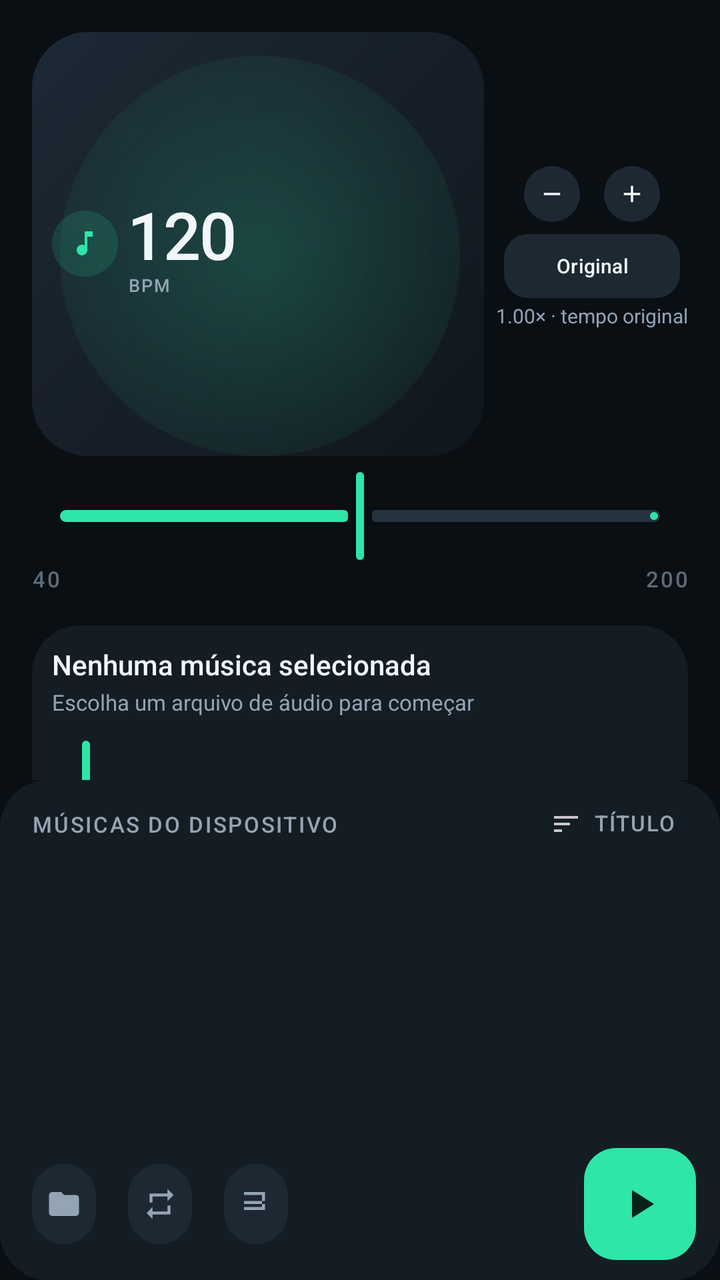
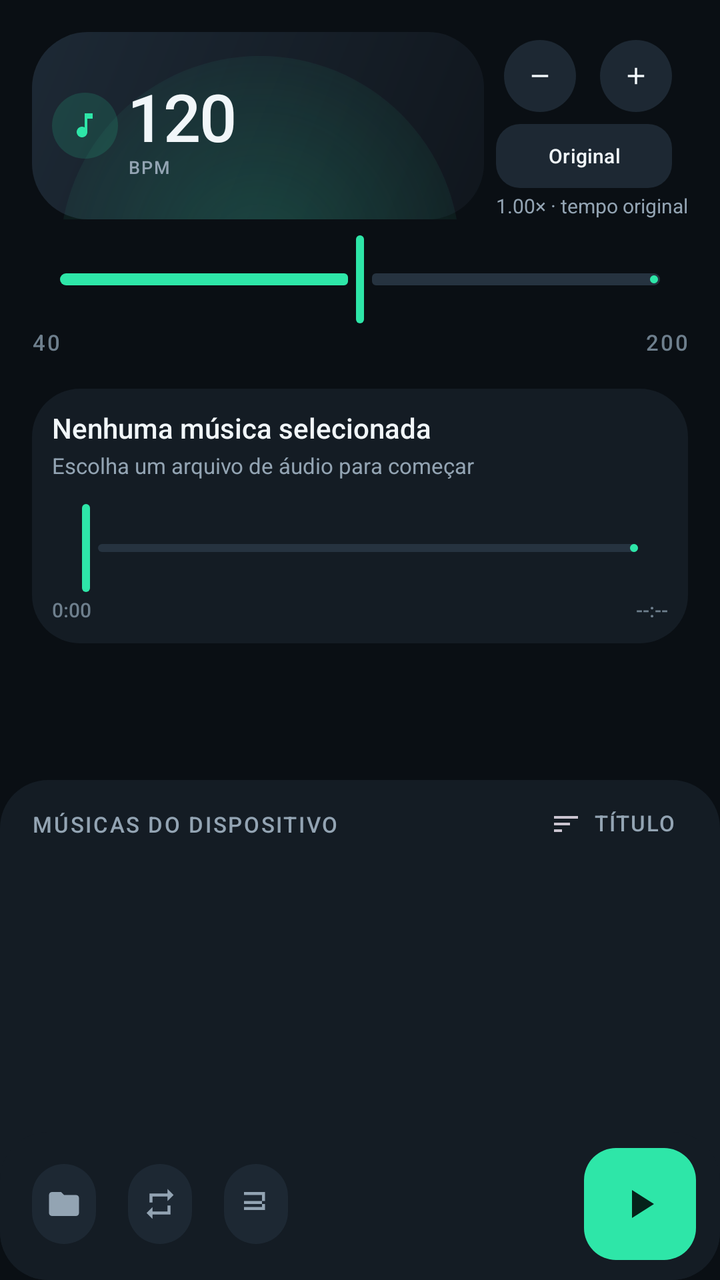

Compare the two renders of this Android layout. The source of the first and the diff that turns it into the second are given below.
<!-- AndroidManifest.xml: application theme Theme.BPMPlayerNative -->
<!-- res/layout/activity_main.xml -->
<?xml version="1.0" encoding="utf-8"?>
<LinearLayout xmlns:android="http://schemas.android.com/apk/res/android"
    xmlns:app="http://schemas.android.com/apk/res-auto"
    xmlns:tools="http://schemas.android.com/tools"
    android:id="@+id/root"
    android:layout_width="match_parent"
    android:layout_height="match_parent"
    android:orientation="vertical"
    android:background="@color/bg_base">

    
    <ScrollView
        android:id="@+id/scroll"
        android:layout_width="match_parent"
        android:layout_height="0dp"
        android:layout_weight="1"
        android:clipToPadding="false"
        android:fillViewport="true"
        android:scrollbars="none">

        <LinearLayout
            android:layout_width="match_parent"
            android:layout_height="wrap_content"
            android:orientation="vertical"
            android:paddingHorizontal="@dimen/screen_padding_horizontal"
            android:paddingTop="@dimen/screen_padding_top"
            android:paddingBottom="12dp">

            
            <LinearLayout
                android:layout_width="match_parent"
                android:layout_height="wrap_content"
                android:orientation="horizontal"
                android:gravity="center_vertical">

                
                <LinearLayout
                    android:layout_width="0dp"
                    android:layout_height="wrap_content"
                    android:layout_weight="1"
                    android:background="@drawable/bg_hero"
                    android:gravity="center_vertical"
                    android:minHeight="@dimen/hero_min_height"
                    android:orientation="horizontal"
                    android:paddingHorizontal="@dimen/card_padding"
                    android:paddingVertical="3dp">

                    <FrameLayout
                        android:layout_width="@dimen/hero_icon_size"
                        android:layout_height="@dimen/hero_icon_size"
                        android:background="@drawable/bg_circle">

                        <ImageView
                            android:layout_width="@dimen/hero_icon_inner"
                            android:layout_height="@dimen/hero_icon_inner"
                            android:layout_gravity="center"
                            android:contentDescription="@string/cd_music_note"
                            android:src="@drawable/ic_music_note" />
                    </FrameLayout>

                    <LinearLayout
                        android:layout_width="wrap_content"
                        android:layout_height="wrap_content"
                        android:layout_marginStart="5dp"
                        android:orientation="vertical">

                        <TextView
                            android:id="@+id/bpmValue"
                            android:layout_width="wrap_content"
                            android:layout_height="wrap_content"
                            android:fontFamily="sans-serif-medium"
                            android:fontFeatureSettings="tnum"
                            android:letterSpacing="-0.02"
                            android:text="120"
                            android:textColor="@color/text_primary"
                            android:textSize="@dimen/hero_bpm_text_size" />

                        <TextView
                            android:layout_width="wrap_content"
                            android:layout_height="wrap_content"
                            android:layout_marginTop="-3dp"
                            android:fontFamily="sans-serif-medium"
                            android:letterSpacing="0.08"
                            android:text="@string/bpm_caption"
                            android:textAllCaps="true"
                            android:textColor="@color/text_secondary"
                            android:textSize="9sp" />
                    </LinearLayout>
                </LinearLayout>

                
                <LinearLayout
                    android:layout_width="wrap_content"
                    android:layout_height="wrap_content"
                    android:orientation="vertical"
                    android:gravity="center"
                    android:paddingStart="6dp">

                    <LinearLayout
                        android:layout_width="wrap_content"
                        android:layout_height="wrap_content"
                        android:orientation="horizontal">

                        <com.google.android.material.button.MaterialButton
                            android:id="@+id/bpmMinusButton"
                            style="@style/Widget.Material3.Button.IconButton.Filled"
                            android:layout_width="36dp"
                            android:layout_height="36dp"
                            android:contentDescription="@string/cd_minus"
                            app:backgroundTint="@color/bg_icon_button"
                            app:cornerRadius="18dp"
                            app:icon="@drawable/ic_minus"
                            app:iconGravity="textStart"
                            app:iconSize="14sp"
                            app:iconTint="@color/text_primary" />

                        <com.google.android.material.button.MaterialButton
                            android:id="@+id/bpmPlusButton"
                            style="@style/Widget.Material3.Button.IconButton.Filled"
                            android:layout_width="36dp"
                            android:layout_height="36dp"
                            android:layout_marginStart="4dp"
                            android:contentDescription="@string/cd_plus"
                            app:backgroundTint="@color/bg_icon_button"
                            app:cornerRadius="18dp"
                            app:icon="@drawable/ic_plus"
                            app:iconGravity="textStart"
                            app:iconSize="14sp"
                            app:iconTint="@color/text_primary" />

                    </LinearLayout>

                    <com.google.android.material.button.MaterialButton
                        android:id="@+id/bpmResetButton"
                        style="@style/Widget.Material3.Button.TonalButton"
                        android:layout_width="wrap_content"
                        android:layout_height="32dp"
                        android:layout_marginTop="2dp"
                        android:contentDescription="@string/cd_reset"
                        android:insetTop="0dp"
                        android:insetBottom="0dp"
                        android:paddingHorizontal="8dp"
                        android:text="@string/btn_reset"
                        android:textColor="@color/text_primary"
                        android:textSize="10sp"
                        app:backgroundTint="@color/bg_icon_button"
                        app:cornerRadius="12dp" />

                    <TextView
                        android:id="@+id/tempoFactorValue"
                        android:layout_width="wrap_content"
                        android:layout_height="wrap_content"
                        android:layout_marginTop="2dp"
                        android:fontFeatureSettings="tnum"
                        android:gravity="center"
                        android:text="1.00× · tempo original"
                        android:textColor="@color/text_secondary"
                        android:textSize="10sp" />
                </LinearLayout>
            </LinearLayout>

            
            <com.google.android.material.slider.Slider
                android:id="@+id/bpmSlider"
                style="@style/BeatSlider"
                android:layout_width="match_parent"
                android:layout_height="wrap_content"
                android:layout_marginTop="6dp"
                android:stepSize="1"
                android:value="120"
                android:valueFrom="40"
                android:valueTo="200"
                app:trackHeight="6dp" />

            <LinearLayout
                android:layout_width="match_parent"
                android:layout_height="wrap_content"
                android:orientation="horizontal">

                <TextView
                    android:layout_width="0dp"
                    android:layout_height="wrap_content"
                    android:layout_weight="1"
                    android:fontFamily="sans-serif-medium"
                    android:letterSpacing="0.08"
                    android:text="40"
                    android:textColor="@color/text_tertiary"
                    android:textSize="11sp" />

                <TextView
                    android:layout_width="0dp"
                    android:layout_height="wrap_content"
                    android:layout_weight="1"
                    android:fontFamily="sans-serif-medium"
                    android:gravity="end"
                    android:letterSpacing="0.08"
                    android:text="200"
                    android:textColor="@color/text_tertiary"
                    android:textSize="11sp" />
            </LinearLayout>

            
            <LinearLayout
                android:layout_width="match_parent"
                android:layout_height="wrap_content"
                android:layout_marginTop="@dimen/card_margin_top"
                android:background="@drawable/bg_card"
                android:orientation="vertical"
                android:padding="@dimen/card_padding">

                <TextView
                    android:id="@+id/trackTitle"
                    android:layout_width="match_parent"
                    android:layout_height="wrap_content"
                    android:ellipsize="middle"
                    android:fontFamily="sans-serif-medium"
                    android:maxLines="1"
                    android:text="@string/empty_title"
                    android:textColor="@color/text_primary"
                    android:textSize="@dimen/track_title_size" />

                <TextView
                    android:id="@+id/trackStatus"
                    android:layout_width="match_parent"
                    android:layout_height="wrap_content"
                    android:layout_marginTop="2dp"
                    android:text="@string/empty_hint"
                    android:textColor="@color/text_secondary"
                    android:textSize="11sp" />

                <com.google.android.material.slider.Slider
                    android:id="@+id/trackSlider"
                    style="@style/BeatSlider"
                    android:layout_width="match_parent"
                    android:layout_height="wrap_content"
                    android:layout_marginTop="10dp"
                    android:enabled="false"
                    android:value="0"
                    android:valueFrom="0"
                    android:valueTo="1000"
                    app:trackHeight="4dp" />

                <LinearLayout
                    android:layout_width="match_parent"
                    android:layout_height="wrap_content"
                    android:orientation="horizontal">

                    <TextView
                        android:id="@+id/trackTimeCurrent"
                        android:layout_width="0dp"
                        android:layout_height="wrap_content"
                        android:layout_weight="1"
                        android:fontFamily="sans-serif-medium"
                        android:fontFeatureSettings="tnum"
                        android:text="0:00"
                        android:textColor="@color/text_tertiary"
                        android:textSize="10sp" />

                    <TextView
                        android:id="@+id/trackTimeTotal"
                        android:layout_width="0dp"
                        android:layout_height="wrap_content"
                        android:layout_weight="1"
                        android:fontFamily="sans-serif-medium"
                        android:fontFeatureSettings="tnum"
                        android:gravity="end"
                        android:text="--:--"
                        android:textColor="@color/text_tertiary"
                        android:textSize="10sp" />
                </LinearLayout>
            </LinearLayout>

            
            <View
                android:layout_width="match_parent"
                android:layout_height="@dimen/footer_spacer" />
        </LinearLayout>
    </ScrollView>

    
    <LinearLayout
        android:layout_width="match_parent"
        android:layout_height="wrap_content"
        android:background="@drawable/bg_card"
        android:orientation="vertical">

        <LinearLayout
            android:layout_width="match_parent"
            android:layout_height="wrap_content"
            android:gravity="center_vertical"
            android:orientation="horizontal"
            android:paddingHorizontal="16dp"
            android:paddingTop="12dp"
            android:paddingBottom="4dp">

            <TextView
                android:layout_width="0dp"
                android:layout_height="wrap_content"
                android:layout_weight="1"
                android:fontFamily="sans-serif-medium"
                android:letterSpacing="0.08"
                android:text="@string/label_playlist"
                android:textAllCaps="true"
                android:textColor="@color/text_secondary"
                android:textSize="@dimen/playlist_label_size" />

            <TextView
                android:id="@+id/sortLabel"
                android:layout_width="wrap_content"
                android:layout_height="wrap_content"
                android:background="?android:attr/selectableItemBackground"
                android:drawableStart="@drawable/ic_sort"
                android:drawablePadding="6dp"
                android:fontFamily="sans-serif-medium"
                android:letterSpacing="0.06"
                android:paddingHorizontal="6dp"
                android:paddingVertical="2dp"
                android:text="@string/sort_title"
                android:textAllCaps="true"
                android:textColor="@color/text_secondary"
                android:textSize="11sp" />
        </LinearLayout>

        <TextView
            android:id="@+id/emptySongList"
            android:layout_width="match_parent"
            android:layout_height="wrap_content"
            android:gravity="center"
            android:paddingHorizontal="24dp"
            android:paddingVertical="20dp"
            android:text="@string/empty_song_list"
            android:textColor="@color/text_secondary"
            android:textSize="12sp"
            android:visibility="gone" />

        <androidx.recyclerview.widget.RecyclerView
            android:id="@+id/songList"
            android:layout_width="match_parent"
            android:layout_height="@dimen/song_list_height"
            android:clipToPadding="false"
            android:paddingHorizontal="8dp"
            android:paddingBottom="4dp" />

        
        <LinearLayout
            android:layout_width="match_parent"
            android:layout_height="wrap_content"
            android:background="@drawable/bg_card"
            android:gravity="center_vertical"
            android:orientation="horizontal"
            android:paddingHorizontal="12dp"
            android:paddingTop="8dp"
            android:paddingBottom="10dp">

            <com.google.android.material.button.MaterialButton
                android:id="@+id/selectButton"
                style="@style/Widget.Material3.Button.IconButton.Filled"
                android:layout_width="@dimen/footer_button_height"
                android:layout_height="@dimen/footer_button_height"
                android:contentDescription="@string/cd_choose"
                android:insetTop="0dp"
                android:insetBottom="0dp"
                android:padding="0dp"
                app:backgroundTint="@color/bg_icon_button"
                app:cornerRadius="20dp"
                app:icon="@drawable/ic_folder"
                app:iconGravity="textStart"
                app:iconSize="18dp"
                app:iconTint="@color/text_secondary" />

            <com.google.android.material.button.MaterialButton
                android:id="@+id/repeatButton"
                style="@style/Widget.Material3.Button.IconButton.Filled"
                android:layout_width="@dimen/footer_button_height"
                android:layout_height="@dimen/footer_button_height"
                android:layout_marginStart="8dp"
                android:contentDescription="@string/cd_repeat"
                android:insetTop="0dp"
                android:insetBottom="0dp"
                android:padding="0dp"
                app:backgroundTint="@color/bg_icon_button"
                app:cornerRadius="20dp"
                app:icon="@drawable/ic_repeat"
                app:iconGravity="textStart"
                app:iconSize="18dp"
                app:iconTint="@color/text_secondary" />

            <com.google.android.material.button.MaterialButton
                android:id="@+id/loopAllButton"
                style="@style/Widget.Material3.Button.IconButton.Filled"
                android:layout_width="@dimen/footer_button_height"
                android:layout_height="@dimen/footer_button_height"
                android:layout_marginStart="8dp"
                android:contentDescription="@string/cd_loop_all"
                android:insetTop="0dp"
                android:insetBottom="0dp"
                android:padding="0dp"
                app:backgroundTint="@color/bg_icon_button"
                app:cornerRadius="20dp"
                app:icon="@drawable/ic_playlist"
                app:iconGravity="textStart"
                app:iconSize="18dp"
                app:iconTint="@color/text_secondary" />

            <Space
                android:layout_width="0dp"
                android:layout_height="1dp"
                android:layout_weight="1" />

            <com.google.android.material.floatingactionbutton.FloatingActionButton
                android:id="@+id/playFab"
                android:layout_width="wrap_content"
                android:layout_height="wrap_content"
                android:contentDescription="@string/cd_play"
                android:enabled="false"
                android:src="@drawable/ic_play"
                app:backgroundTint="@color/accent"
                app:elevation="0dp"
                app:tint="@color/on_accent" />
        </LinearLayout>
    </LinearLayout>
</LinearLayout>
<!-- resources referenced by this layout -->
<resources>
  <color name="accent">#FF2EE6A8</color>
  <color name="bg_base">#FF0A0F14</color>
  <color name="bg_icon_button">#FF1D2833</color>
  <color name="on_accent">#FF05221A</color>
  <color name="text_primary">#FFF1F6F9</color>
  <color name="text_secondary">#FF93A4B3</color>
  <color name="text_tertiary">#FF5C6B78</color>
  <dimen name="card_margin_top">16dp</dimen>
  <dimen name="card_padding">4dp</dimen>
  <dimen name="footer_button_height">40dp</dimen>
  <dimen name="footer_spacer">72dp</dimen>
  <dimen name="hero_bpm_text_size">14sp</dimen>
  <dimen name="hero_icon_inner">6dp</dimen>
  <dimen name="hero_icon_size">12dp</dimen>
  <dimen name="hero_min_height">21dp</dimen>
  <dimen name="playlist_label_size">11sp</dimen>
  <dimen name="screen_padding_horizontal">16dp</dimen>
  <dimen name="screen_padding_top">16dp</dimen>
  <dimen name="song_list_height">140dp</dimen>
  <dimen name="track_title_size">14sp</dimen>
  <!-- drawable bg_card (drawable) -->
  <?xml version="1.0" encoding="utf-8"?>
  <shape xmlns:android="http://schemas.android.com/apk/res/android"
      android:shape="rectangle">
      <corners android:radius="24dp"/>
      <solid android:color="@color/bg_card"/>
  </shape>
  <!-- drawable bg_circle (drawable) -->
  <?xml version="1.0" encoding="utf-8"?>
  <shape xmlns:android="http://schemas.android.com/apk/res/android"
      android:shape="oval">
      <solid android:color="@color/accent_wash"/>
  </shape>
  <!-- drawable ic_minus (drawable) -->
  <?xml version="1.0" encoding="utf-8"?>
  <vector xmlns:android="http://schemas.android.com/apk/res/android"
      android:width="24dp"
      android:height="24dp"
      android:viewportWidth="24"
      android:viewportHeight="24">
      <path
          android:fillColor="@color/text_primary"
          android:pathData="M19,13L5,13v-2h14v2z"/>
  </vector>
  <!-- drawable ic_play (drawable) -->
  <?xml version="1.0" encoding="utf-8"?>
  <vector xmlns:android="http://schemas.android.com/apk/res/android"
      android:width="24dp"
      android:height="24dp"
      android:viewportWidth="24"
      android:viewportHeight="24">
      <path
          android:fillColor="@color/on_accent"
          android:pathData="M8,5v14l11,-7z"/>
  </vector>
  <!-- drawable ic_plus (drawable) -->
  <?xml version="1.0" encoding="utf-8"?>
  <vector xmlns:android="http://schemas.android.com/apk/res/android"
      android:width="24dp"
      android:height="24dp"
      android:viewportWidth="24"
      android:viewportHeight="24">
      <path
          android:fillColor="@color/text_primary"
          android:pathData="M19,13h-6v6h-2v-6L5,13v-2h6L11,5h2v6h6v2z"/>
  </vector>
  <string name="bpm_caption">BPM</string>
  <string name="btn_reset">Original</string>
  <string name="cd_choose">Escolher arquivo de música</string>
  <string name="cd_loop_all">Tocar todas as músicas em sequência e voltar ao início</string>
  <string name="cd_minus">Diminuir BPM</string>
  <string name="cd_music_note">Nota musical</string>
  <string name="cd_play">Reproduzir</string>
  <string name="cd_plus">Aumentar BPM</string>
  <string name="cd_repeat">Repetir música</string>
  <string name="cd_reset">Restaurar tempo original</string>
  <string name="empty_hint">Escolha um arquivo de áudio para começar</string>
  <string name="empty_song_list">Nenhuma música encontrada no dispositivo</string>
  <string name="empty_title">Nenhuma música selecionada</string>
  <string name="label_playlist">Músicas do dispositivo</string>
  <string name="sort_title">Título</string>
  <color name="bg_card">#FF141C24</color>
  <color name="accent_wash">#242EE6A8</color>
  <color name="outline">#FF263340</color>
  <color name="accent_dim">#FF1FAF7E</color>
  <!-- unchanged entries left out for length: 8 -->
</resources>

<!-- the commit's change to res/layout/activity_main.xml (unified diff, before → after) -->
@@ -36,7 +36,7 @@
                 
                 <LinearLayout
                     android:layout_width="0dp"
-                    android:layout_height="wrap_content"
+                    android:layout_height="match_parent"
                     android:layout_weight="1"
                     android:background="@drawable/bg_hero"
                     android:gravity="center_vertical"
@@ -93,7 +93,7 @@
                     android:layout_width="wrap_content"
                     android:layout_height="wrap_content"
                     android:orientation="vertical"
-                    android:gravity="center"
+                    android:gravity="center_vertical"
                     android:paddingStart="6dp">
 
                     <LinearLayout
@@ -104,11 +104,11 @@
                         <com.google.android.material.button.MaterialButton
                             android:id="@+id/bpmMinusButton"
                             style="@style/Widget.Material3.Button.IconButton.Filled"
-                            android:layout_width="36dp"
-                            android:layout_height="36dp"
+                            android:layout_width="@dimen/bpm_button_size"
+                            android:layout_height="@dimen/bpm_button_size"
                             android:contentDescription="@string/cd_minus"
                             app:backgroundTint="@color/bg_icon_button"
-                            app:cornerRadius="18dp"
+                            app:cornerRadius="24dp"
                             app:icon="@drawable/ic_minus"
                             app:iconGravity="textStart"
                             app:iconSize="14sp"
@@ -117,12 +117,12 @@
                         <com.google.android.material.button.MaterialButton
                             android:id="@+id/bpmPlusButton"
                             style="@style/Widget.Material3.Button.IconButton.Filled"
-                            android:layout_width="36dp"
-                            android:layout_height="36dp"
+                            android:layout_width="@dimen/bpm_button_size"
+                            android:layout_height="@dimen/bpm_button_size"
                             android:layout_marginStart="4dp"
                             android:contentDescription="@string/cd_plus"
                             app:backgroundTint="@color/bg_icon_button"
-                            app:cornerRadius="18dp"
+                            app:cornerRadius="24dp"
                             app:icon="@drawable/ic_plus"
                             app:iconGravity="textStart"
                             app:iconSize="14sp"
@@ -166,6 +166,7 @@
                 android:layout_width="match_parent"
                 android:layout_height="wrap_content"
                 android:layout_marginTop="6dp"
+                android:contentDescription="@string/cd_bpm_slider"
                 android:stepSize="1"
                 android:value="120"
                 android:valueFrom="40"
@@ -183,7 +184,7 @@
                     android:layout_weight="1"
                     android:fontFamily="sans-serif-medium"
                     android:letterSpacing="0.08"
-                    android:text="40"
+                    android:text="@string/bpm_range_min"
                     android:textColor="@color/text_tertiary"
                     android:textSize="11sp" />
 
@@ -194,7 +195,7 @@
                     android:fontFamily="sans-serif-medium"
                     android:gravity="end"
                     android:letterSpacing="0.08"
-                    android:text="200"
+                    android:text="@string/bpm_range_max"
                     android:textColor="@color/text_tertiary"
                     android:textSize="11sp" />
             </LinearLayout>
@@ -234,6 +235,7 @@
                     android:layout_width="match_parent"
                     android:layout_height="wrap_content"
                     android:layout_marginTop="10dp"
+                    android:contentDescription="@string/cd_track_slider"
                     android:enabled="false"
                     android:value="0"
                     android:valueFrom="0"
@@ -309,6 +311,7 @@
                 android:layout_width="wrap_content"
                 android:layout_height="wrap_content"
                 android:background="?android:attr/selectableItemBackground"
+                android:contentDescription="@string/cd_sort"
                 android:drawableStart="@drawable/ic_sort"
                 android:drawablePadding="6dp"
                 android:fontFamily="sans-serif-medium"
<!-- resource entries referenced after the edit -->
@@ -6,10 +6,11 @@
   <color name="on_accent">#FF05221A</color>
   <color name="text_primary">#FFF1F6F9</color>
   <color name="text_secondary">#FF93A4B3</color>
-  <color name="text_tertiary">#FF5C6B78</color>
+  <color name="text_tertiary">#FF6E7F8D</color>
+  <dimen name="bpm_button_size">48dp</dimen>
   <dimen name="card_margin_top">16dp</dimen>
   <dimen name="card_padding">4dp</dimen>
-  <dimen name="footer_button_height">40dp</dimen>
+  <dimen name="footer_button_height">48dp</dimen>
   <dimen name="footer_spacer">72dp</dimen>
   <dimen name="hero_bpm_text_size">14sp</dimen>
   <dimen name="hero_icon_inner">6dp</dimen>
@@ -67,7 +68,10 @@
           android:pathData="M19,13h-6v6h-2v-6L5,13v-2h6L11,5h2v6h6v2z"/>
   </vector>
   <string name="bpm_caption">BPM</string>
+  <string name="bpm_range_max">200</string>
+  <string name="bpm_range_min">40</string>
   <string name="btn_reset">Original</string>
+  <string name="cd_bpm_slider">Ajustar BPM</string>
   <string name="cd_choose">Escolher arquivo de música</string>
   <string name="cd_loop_all">Tocar todas as músicas em sequência e voltar ao início</string>
   <string name="cd_minus">Diminuir BPM</string>
@@ -76,6 +80,8 @@
   <string name="cd_plus">Aumentar BPM</string>
   <string name="cd_repeat">Repetir música</string>
   <string name="cd_reset">Restaurar tempo original</string>
+  <string name="cd_sort">Ordenar lista</string>
+  <string name="cd_track_slider">Barra de progresso da faixa</string>
   <string name="empty_hint">Escolha um arquivo de áudio para começar</string>
   <string name="empty_song_list">Nenhuma música encontrada no dispositivo</string>
   <string name="empty_title">Nenhuma música selecionada</string>
